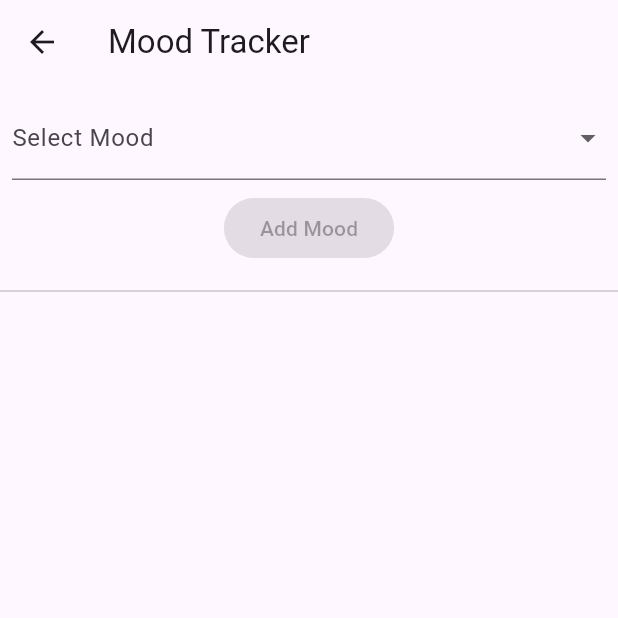
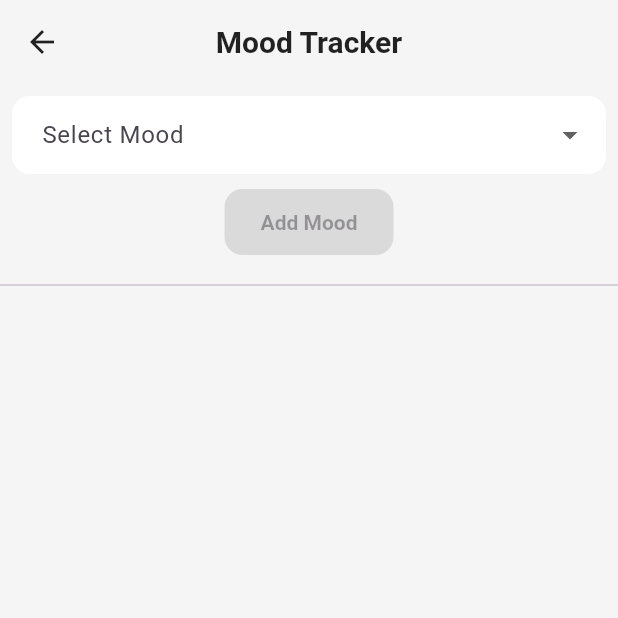
Before and after one commit to OwaisK4/SMD_Assignment_02, a Flutter app: the screen it shows once a user with an empty profile is signed in, after a tap on the "emoji emotions" icon, on a phone screen of 412 x 824 dp, the top half of it. Run offline on Flutter 3.47's test engine with Material 3 defaults, Android fonts, the phone set to English and light mode, and no system bars; our stand-ins replace cloud_firestore, equatable, firebase_auth, firebase_core, flutter_bloc; accounts and stored records are empty; network calls fail.

Commit message:
UI changes.

```diff
--- a/smd_project/lib/main.dart
+++ b/smd_project/lib/main.dart
@@ -14,14 +14,68 @@ void main() async {
 
   final authRepository = AuthRepository();
 
-  runApp(
-    MaterialApp(
+  runApp(MyApp(authRepository: authRepository));
+}
+
+class MyApp extends StatelessWidget {
+  final AuthRepository authRepository;
+
+  const MyApp({super.key, required this.authRepository});
+
+  @override
+  Widget build(BuildContext context) {
+    return MaterialApp(
+      title: 'SMD Project',
       debugShowCheckedModeBanner: false,
+      theme: ThemeData(
+        useMaterial3: true,
+        brightness: Brightness.light,
+        colorSchemeSeed: Colors.deepPurple,
+        scaffoldBackgroundColor: Colors.grey[100],
+        appBarTheme: const AppBarTheme(
+          elevation: 0,
+          backgroundColor: Colors.transparent,
+          foregroundColor: Colors.black87,
+          centerTitle: true,
+          titleTextStyle: TextStyle(
+            fontSize: 20,
+            fontWeight: FontWeight.bold,
+            color: Colors.black87,
+          ),
+        ),
+        textTheme: const TextTheme(
+          bodyLarge: TextStyle(fontSize: 16.0),
+          titleLarge: TextStyle(fontSize: 22.0, fontWeight: FontWeight.bold),
+        ),
+        inputDecorationTheme: InputDecorationTheme(
+          filled: true,
+          fillColor: Colors.white,
+          contentPadding: const EdgeInsets.symmetric(
+            vertical: 14,
+            horizontal: 16,
+          ),
+          border: OutlineInputBorder(
+            borderRadius: BorderRadius.circular(12),
+            borderSide: BorderSide.none,
+          ),
+        ),
+        elevatedButtonTheme: ElevatedButtonThemeData(
+          style: ElevatedButton.styleFrom(
+            backgroundColor: Colors.deepPurple,
+            foregroundColor: Colors.white,
+            padding: const EdgeInsets.symmetric(vertical: 14, horizontal: 24),
+            shape: RoundedRectangleBorder(
+              borderRadius: BorderRadius.circular(12),
+            ),
+            textStyle: const TextStyle(fontWeight: FontWeight.w600),
+          ),
+        ),
+      ),
       home: BlocProvider(
         create:
             (_) => AuthBloc(authRepository: authRepository)..add(AppStarted()),
         child: const AuthWrapper(),
       ),
-    ),
-  );
+    );
+  }
 }
--- a/smd_project/pubspec.yaml
+++ b/smd_project/pubspec.yaml
@@ -39,7 +39,7 @@ dependencies:
   firebase_core: ^3.13.0
   firebase_auth: ^5.5.3
 
-  cloud_firestore: ^4.8.2
+  cloud_firestore: ^5.6.7
   flutter_bloc: ^9.1.1
   equatable: ^2.0.5
   # The following adds the Cupertino Icons font to your application.
```
Also changed, not shown: smd_project/pubspec.lock, 4 other files.
